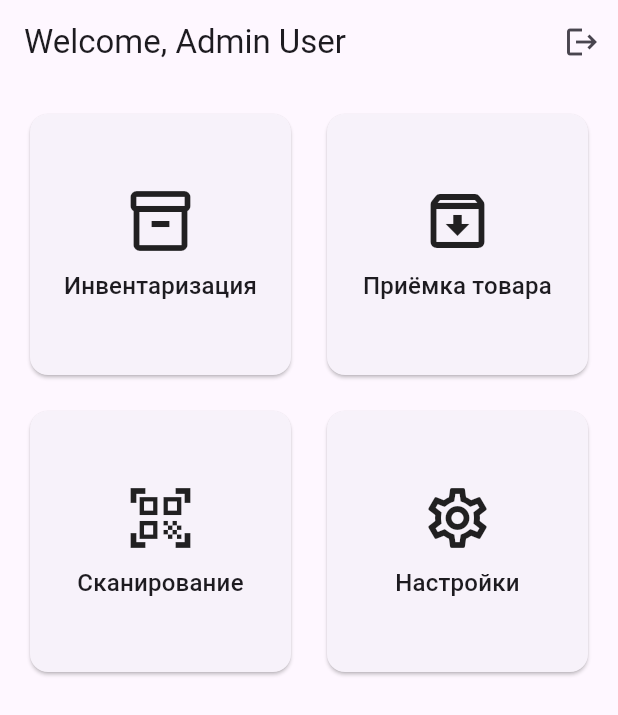
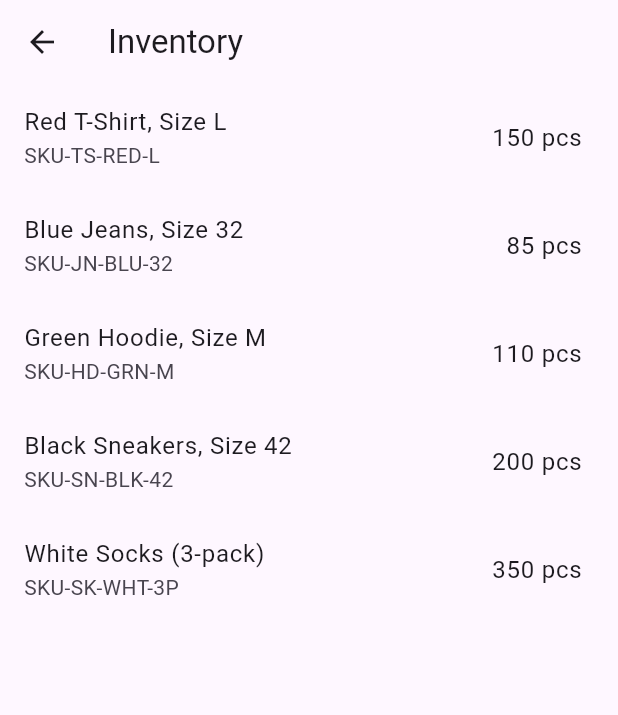
Before and after one commit to neo321654/easy_box, a Flutter app: the screen it shows after launch, after a tap on "Войти", after a tap on "Инвентаризация", on a phone screen of 412 x 824 dp. Shown: the top 715 px of the screen. Run offline on Flutter 3.47's test engine with Material 3 defaults, Android fonts, the phone set to English and light mode, and no system bars; our stand-ins replace equatable, flutter_bloc, get_it, go_router, shared_preferences.

Commit message:
feat(inventory): Implement basic inventory list feature
- Adds the domain, data, and presentation layers for the inventory feature.
- Creates a Product entity and an InventoryRepository with a mock implementation that returns a hardcoded list of products.
- Implements GetProductsUseCase to fetch the product list.
- Adds InventoryBloc and InventoryPage to display the list, including loading and error states.
- Registers all new components in the dependency injection container.
- Adds the /inventory route and links it from the home page.

```diff
--- a/lib/core/router/app_router.dart
+++ b/lib/core/router/app_router.dart
@@ -1,6 +1,7 @@
 import 'dart:async';
 
 import 'package:easy_box/features/auth/presentation/bloc/auth_bloc.dart';
+import 'package:easy_box/features/inventory/presentation/pages/inventory_page.dart';
 import 'package:easy_box/features/settings/presentation/pages/settings_page.dart';
 import 'package:flutter/material.dart';
 import 'package:go_router/go_router.dart';
@@ -31,6 +32,10 @@ void initializeRouter(AuthBloc authBloc) {
       GoRoute(
         path: '/settings',
         builder: (context, state) => const SettingsPage(),
+      ),
+      GoRoute(
+        path: '/inventory',
+        builder: (context, state) => const InventoryPage(),
       ),
     ],
     redirect: (context, state) {
--- a/lib/di/injection_container.dart
+++ b/lib/di/injection_container.dart
@@ -5,6 +5,10 @@ import 'package:easy_box/features/auth/domain/usecases/login_anonymously_usecase
 import 'package:easy_box/features/auth/domain/usecases/login_usecase.dart';
 import 'package:easy_box/features/auth/domain/usecases/logout_usecase.dart';
 import 'package:easy_box/features/auth/presentation/bloc/auth_bloc.dart';
+import 'package:easy_box/features/inventory/data/repositories/inventory_repository_impl.dart';
+import 'package:easy_box/features/inventory/domain/repositories/inventory_repository.dart';
+import 'package:easy_box/features/inventory/domain/usecases/get_products_usecase.dart';
+import 'package:easy_box/features/inventory/presentation/bloc/inventory_bloc.dart';
 import 'package:easy_box/features/settings/data/repositories/settings_repository_impl.dart';
 import 'package:easy_box/features/settings/domain/repositories/settings_repository.dart';
 import 'package:easy_box/features/settings/domain/usecases/load_locale_usecase.dart';
@@ -21,6 +25,19 @@ Future<void> init() async {
   //####################
   //region Features
   //####################
+
+  //--------------------
+  //region Inventory
+  //--------------------
+  // Blocs
+  sl.registerFactory(() => InventoryBloc(getProductsUseCase: sl()));
+
+  // Use Cases
+  sl.registerLazySingleton(() => GetProductsUseCase(sl()));
+
+  // Repositories
+  sl.registerLazySingleton<InventoryRepository>(() => InventoryRepositoryImpl());
+  //endregion
 
   //--------------------
   //region Settings
--- a/lib/features/home/presentation/pages/home_page.dart
+++ b/lib/features/home/presentation/pages/home_page.dart
@@ -40,7 +40,7 @@ class HomePage extends StatelessWidget {
             icon: Icons.inventory_2_outlined,
             title: context.S.homeMenuInventory,
             onTap: () {
-              // TODO: Navigate to inventory
+              context.push('/inventory');
             },
           ),
           _HomeMenuItem(
--- /dev/null
+++ b/lib/features/inventory/data/repositories/inventory_repository_impl.dart
@@ -0,0 +1,20 @@
+import 'package:easy_box/features/inventory/domain/entities/product.dart';
+import 'package:easy_box/features/inventory/domain/repositories/inventory_repository.dart';
+
+class InventoryRepositoryImpl implements InventoryRepository {
+  @override
+  Future<List<Product>> getProducts() async {
+    // Simulate network delay
+    await Future.delayed(const Duration(seconds: 1));
+
+    // In a real app, this data would come from a remote API or local database.
+    // For now, we return a hardcoded list.
+    return const [
+      Product(id: '1', name: 'Red T-Shirt, Size L', sku: 'SKU-TS-RED-L', quantity: 150),
+      Product(id: '2', name: 'Blue Jeans, Size 32', sku: 'SKU-JN-BLU-32', quantity: 85),
+      Product(id: '3', name: 'Green Hoodie, Size M', sku: 'SKU-HD-GRN-M', quantity: 110),
+      Product(id: '4', name: 'Black Sneakers, Size 42', sku: 'SKU-SN-BLK-42', quantity: 200),
+      Product(id: '5', name: 'White Socks (3-pack)', sku: 'SKU-SK-WHT-3P', quantity: 350),
+    ];
+  }
+}
--- /dev/null
+++ b/lib/features/inventory/domain/entities/product.dart
@@ -0,0 +1,18 @@
+import 'package:equatable/equatable.dart';
+
+class Product extends Equatable {
+  final String id;
+  final String name;
+  final String sku;
+  final int quantity;
+
+  const Product({
+    required this.id,
+    required this.name,
+    required this.sku,
+    required this.quantity,
+  });
+
+  @override
+  List<Object> get props => [id, name, sku, quantity];
+}
--- /dev/null
+++ b/lib/features/inventory/domain/repositories/inventory_repository.dart
@@ -0,0 +1,5 @@
+import 'package:easy_box/features/inventory/domain/entities/product.dart';
+
+abstract class InventoryRepository {
+  Future<List<Product>> getProducts();
+}
--- /dev/null
+++ b/lib/features/inventory/domain/usecases/get_products_usecase.dart
@@ -0,0 +1,12 @@
+import 'package:easy_box/features/inventory/domain/entities/product.dart';
+import 'package:easy_box/features/inventory/domain/repositories/inventory_repository.dart';
+
+class GetProductsUseCase {
+  final InventoryRepository repository;
+
+  GetProductsUseCase(this.repository);
+
+  Future<List<Product>> call() {
+    return repository.getProducts();
+  }
+}
--- /dev/null
+++ b/lib/features/inventory/presentation/bloc/inventory_bloc.dart
@@ -0,0 +1,30 @@
+import 'package:equatable/equatable.dart';
+import 'package:flutter_bloc/flutter_bloc.dart';
+import 'package:easy_box/features/inventory/domain/entities/product.dart';
+import 'package:easy_box/features/inventory/domain/usecases/get_products_usecase.dart';
+
+part 'inventory_event.dart';
+part 'inventory_state.dart';
+
+class InventoryBloc extends Bloc<InventoryEvent, InventoryState> {
+  final GetProductsUseCase _getProductsUseCase;
+
+  InventoryBloc({required GetProductsUseCase getProductsUseCase})
+      : _getProductsUseCase = getProductsUseCase,
+        super(InventoryInitial()) {
+    on<FetchProductsRequested>(_onFetchProductsRequested);
+  }
+
+  Future<void> _onFetchProductsRequested(
+    FetchProductsRequested event,
+    Emitter<InventoryState> emit,
+  ) async {
+    emit(InventoryLoading());
+    try {
+      final products = await _getProductsUseCase();
+      emit(InventorySuccess(products));
+    } catch (e) {
+      emit(InventoryFailure(e.toString()));
+    }
+  }
+}
--- /dev/null
+++ b/lib/features/inventory/presentation/bloc/inventory_event.dart
@@ -0,0 +1,10 @@
+part of 'inventory_bloc.dart';
+
+abstract class InventoryEvent extends Equatable {
+  const InventoryEvent();
+
+  @override
+  List<Object> get props => [];
+}
+
+class FetchProductsRequested extends InventoryEvent {}
--- /dev/null
+++ b/lib/features/inventory/presentation/bloc/inventory_state.dart
@@ -0,0 +1,30 @@
+part of 'inventory_bloc.dart';
+
+abstract class InventoryState extends Equatable {
+  const InventoryState();
+
+  @override
+  List<Object> get props => [];
+}
+
+class InventoryInitial extends InventoryState {}
+
+class InventoryLoading extends InventoryState {}
+
+class InventorySuccess extends InventoryState {
+  final List<Product> products;
+
+  const InventorySuccess(this.products);
+
+  @override
+  List<Object> get props => [products];
+}
+
+class InventoryFailure extends InventoryState {
+  final String message;
+
+  const InventoryFailure(this.message);
+
+  @override
+  List<Object> get props => [message];
+}
--- /dev/null
+++ b/lib/features/inventory/presentation/pages/inventory_page.dart
@@ -0,0 +1,57 @@
+import 'package:easy_box/di/injection_container.dart';
+import 'package:easy_box/features/inventory/presentation/bloc/inventory_bloc.dart';
+import 'package:easy_box/features/inventory/presentation/widgets/product_list_item.dart';
+import 'package:flutter/material.dart';
+import 'package:flutter_bloc/flutter_bloc.dart';
+
+class InventoryPage extends StatelessWidget {
+  const InventoryPage({super.key});
+
+  @override
+  Widget build(BuildContext context) {
+    return BlocProvider(
+      create: (context) => sl<InventoryBloc>()..add(FetchProductsRequested()),
+      child: Scaffold(
+        appBar: AppBar(
+          title: const Text('Inventory'), // TODO: Localize
+        ),
+        body: BlocBuilder<InventoryBloc, InventoryState>(
+          builder: (context, state) {
+            if (state is InventoryLoading || state is InventoryInitial) {
+              return const Center(
+                child: CircularProgressIndicator(),
+              );
+            }
+            if (state is InventoryFailure) {
+              return Center(
+                child: Column(
+                  mainAxisAlignment: MainAxisAlignment.center,
+                  children: [
+                    Text(state.message),
+                    const SizedBox(height: 16),
+                    ElevatedButton(
+                      onPressed: () {
+                        context.read<InventoryBloc>().add(FetchProductsRequested());
+                      },
+                      child: const Text('Retry'), // TODO: Localize
+                    ),
+                  ],
+                ),
+              );
+            }
+            if (state is InventorySuccess) {
+              return ListView.builder(
+                itemCount: state.products.length,
+                itemBuilder: (context, index) {
+                  final product = state.products[index];
+                  return ProductListItem(product: product);
+                },
+              );
+            }
+            return const SizedBox.shrink();
+          },
+        ),
+      ),
+    );
+  }
+}
--- /dev/null
+++ b/lib/features/inventory/presentation/widgets/product_list_item.dart
@@ -0,0 +1,23 @@
+import 'package:easy_box/features/inventory/domain/entities/product.dart';
+import 'package:flutter/material.dart';
+
+class ProductListItem extends StatelessWidget {
+  final Product product;
+
+  const ProductListItem({
+    super.key,
+    required this.product,
+  });
+
+  @override
+  Widget build(BuildContext context) {
+    return ListTile(
+      title: Text(product.name),
+      subtitle: Text(product.sku),
+      trailing: Text(
+        '${product.quantity} pcs', // TODO: Localize "pcs"
+        style: Theme.of(context).textTheme.bodyLarge,
+      ),
+    );
+  }
+}
```
